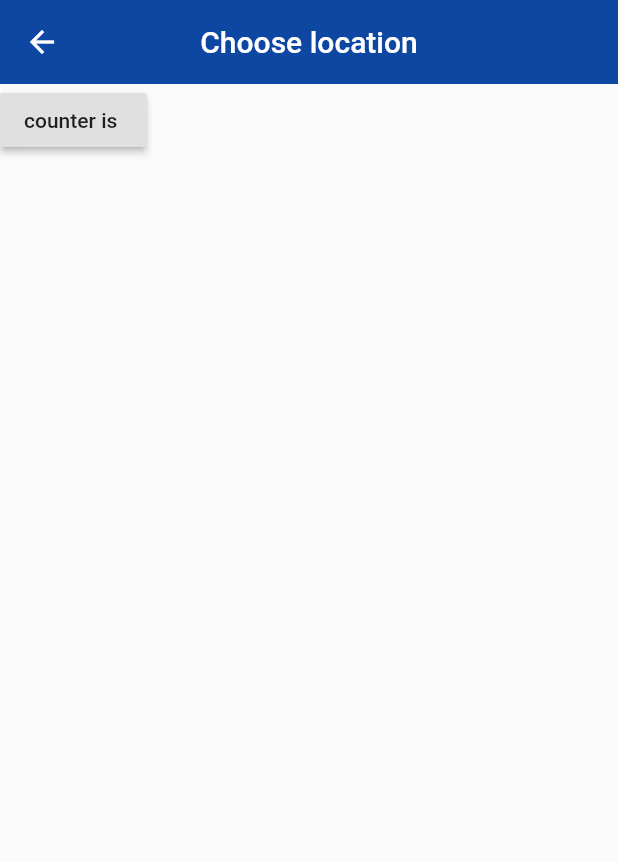
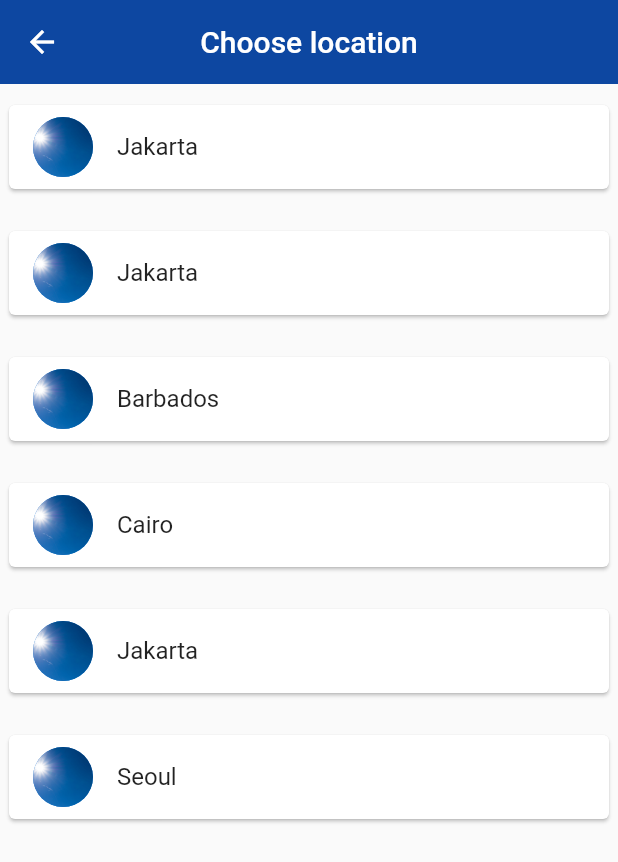
Before and after one commit to ThaoLuu2611/FlutterTimeLocation, a Flutter app: the Home screen opened directly with empty values, after a tap on "Edit location", on a phone screen of 412 x 824 dp. Shown: the top 862 px of the screen. Run offline on Flutter 3.47's test engine with Material 2 defaults, Android fonts, the phone set to English and light mode, and no system bars; our stand-ins replace flutter_spinkit.

Commit message:
ListView list location time

```diff
--- a/lib/main.dart
+++ b/lib/main.dart
@@ -4,10 +4,10 @@ import 'package:localtime/pages/load_screen.dart';
 import 'package:localtime/pages/location.dart';
 
 void main() => runApp(MaterialApp(
-  initialRoute: '/',
+  initialRoute: '/location',
   routes: {
-    '/': (context) => Loading(),
-    '/home': (context) => Home(),
+/*    '/': (context) => Loading(),
+    '/home': (context) => Home(),*/
     '/location': (context) => Location(),
   },
 
--- a/lib/pages/home.dart
+++ b/lib/pages/home.dart
@@ -9,13 +9,19 @@ class _HomeState extends State<Home> {
   Map data = {};
   @override
   Widget build(BuildContext context) {
+    print('home build screen');
     //receceive actual arguments that we sent from loading screen
     data = ModalRoute.of(context).settings.arguments;
     print(data);
-
-    String bgImage = data['isDaytime'] ? 'day.jpg' : 'night.jpg';
+    String bgImage = "day.jpg";
+    Color bgColor = Colors.blue;
+    if(data['isDaytime'] != null) {
+      String bgImage = data['isDaytime'] ? 'day.jpg' : 'night.jpg';
+      Color bgColor = data['isDaytime'] ? Colors.blue : Colors.blue[800];
+    }
 
     return Scaffold(
+     // backgroundColor: bgColor,
       body: Container(
         decoration: BoxDecoration(
           image: DecorationImage(
@@ -33,7 +39,12 @@ class _HomeState extends State<Home> {
                         Navigator.pushNamed(context, '/location');
                       },
                       icon: Icon(Icons.edit_location),
-                      label: Text('Edit location')),
+                      label: Text(
+                          'Edit location',
+                        style: TextStyle(
+                          color: Colors.green,
+                        ),
+                      )),
                   SizedBox(height: 20.0),
                   Row(
                     mainAxisAlignment: MainAxisAlignment.center,
--- a/lib/pages/load_screen.dart
+++ b/lib/pages/load_screen.dart
@@ -34,7 +34,7 @@ class _LoadingState extends State<Loading> {
       'time': instance.time,
       'isDaytime': instance.isDaytime,
     });
-   // Navigator.pushReplacementNamed(context, '/home');
+  //  Navigator.pushReplacementNamed(context, '/home');
   }
 
   int counter = 0;
@@ -45,11 +45,12 @@ class _LoadingState extends State<Loading> {
 //    getData();
     // getTime();
     setWorldTime();
-    print('init function run');
+    print('Loading screen init function run');
   }
 
   @override
   Widget build(BuildContext context) {
+    print('loading init build');
     return Scaffold(
       backgroundColor: Colors.blue[900],
         body: Center(
--- a/lib/pages/location.dart
+++ b/lib/pages/location.dart
@@ -1,4 +1,5 @@
 import 'package:flutter/material.dart';
+import 'package:localtime/services/world_time.dart';
 
 class Location extends StatefulWidget {
   @override
@@ -7,10 +8,21 @@ class Location extends StatefulWidget {
 
 class _LocationState extends State<Location> {
 
+  List<WorldTime> locations = [
+    WorldTime(
+        location: 'Jakarta', flag: 'jakarta.png', url: 'Asia/Ho_Chi_Minh'),
+    WorldTime(location: 'Jakarta', flag: 'jakarta.png', url: 'Asia/Seoul'),
+    WorldTime(
+        location: 'Barbados', flag: 'jakarta.png', url: 'America/Barbados'),
+    WorldTime(location: 'Cairo', flag: 'jakarta.png', url: 'Africa/Cairo'),
+    WorldTime(location: 'Jakarta', flag: 'jakarta.png', url: 'Asia/Jakarta'),
+    WorldTime(location: 'Seoul', flag: 'jakarta.png', url: 'Asia/Seoul'),
+  ];
 
   @override
   Widget build(BuildContext context) {
-    print('build function run');
+    WorldTime(url: '');
+    print('location build function run');
     return Scaffold(
       appBar: AppBar(
         backgroundColor: Colors.blue[900],
@@ -18,14 +30,29 @@ class _LocationState extends State<Location> {
         elevation: 0,
         centerTitle: true,
       ),
-      body: RaisedButton(
-        onPressed: (){
-          setState(() {
-          //  counter +=1;
-          });
-        },
-        child: Text('counter is '),
+      body: ListView.builder(
+          itemCount: locations.length,
+          itemBuilder: (context, index) {
+            return Padding(
+              padding: const EdgeInsets.symmetric(vertical: 10.0, horizontal: 2.0),
+              child: Card(
+                child: ListTile(
+                  onTap: () {
+
+                    print(locations[index].location);
+
+                  },
+                  title: Text(locations[index].location),
+                  leading: CircleAvatar(
+                    backgroundImage: AssetImage('assets/day.jpg'),
+                    radius: 20.0,
+                  ),
+                ),
+              ),
+            );
+          }
       ),
     );
+
   }
 }
```
